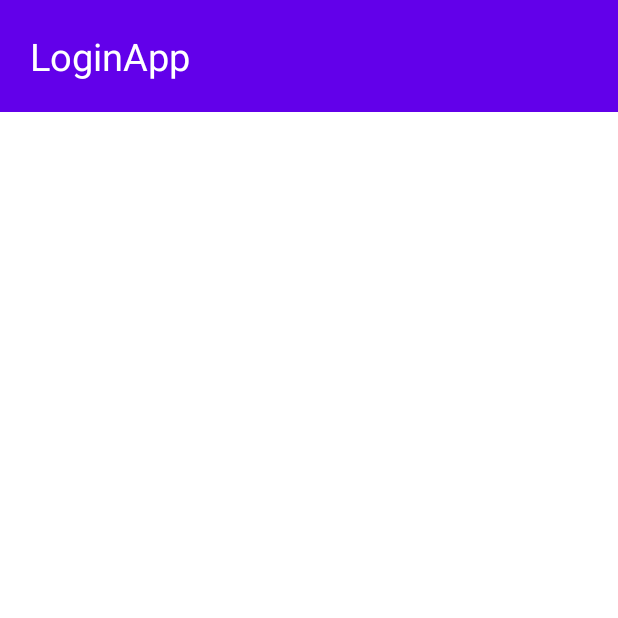
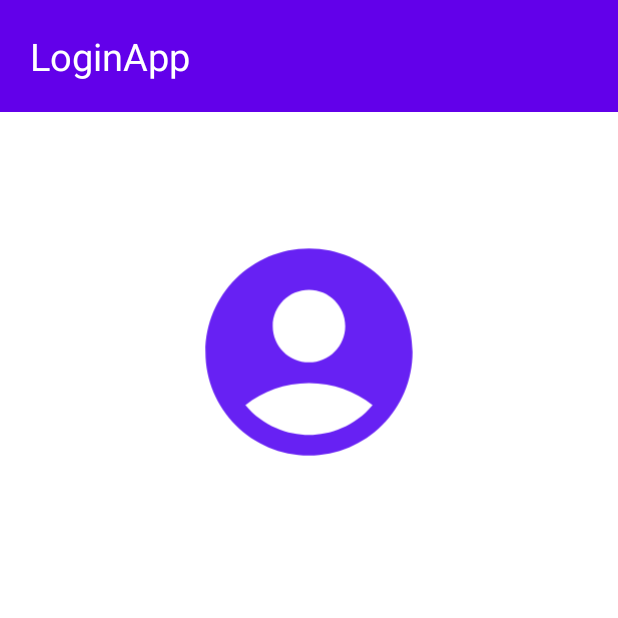
Before and after one commit to eliasneto072/AppLogin, an Android app: the screen it shows after launch (MainActivity), on a phone screen of 412 x 824 dp, the top half of it. Run offline under Robolectric (Android 15) with nearby library versions, the phone set to English and light mode, and no system bars.

Commit message:
Added ImageView

```diff
--- a/AppLogin/app/src/main/res/layout/activity_main.xml
+++ b/AppLogin/app/src/main/res/layout/activity_main.xml
@@ -22,7 +22,15 @@
         app:layout_constraintStart_toStartOf="parent"
         app:layout_constraintEnd_toEndOf="parent"/>
 
-
+    <ImageView
+        android:id="@+id/loginImage"
+        android:layout_width="300dp"
+        android:layout_height="280dp"
+        android:src="@drawable/login_icon_foreground"
+        app:layout_constraintTop_toBottomOf="@+id/loginApp"
+        app:layout_constraintStart_toStartOf="parent"
+        app:layout_constraintEnd_toEndOf="parent"
+        android:layout_marginTop="20dp"/>
 
 
 
```
